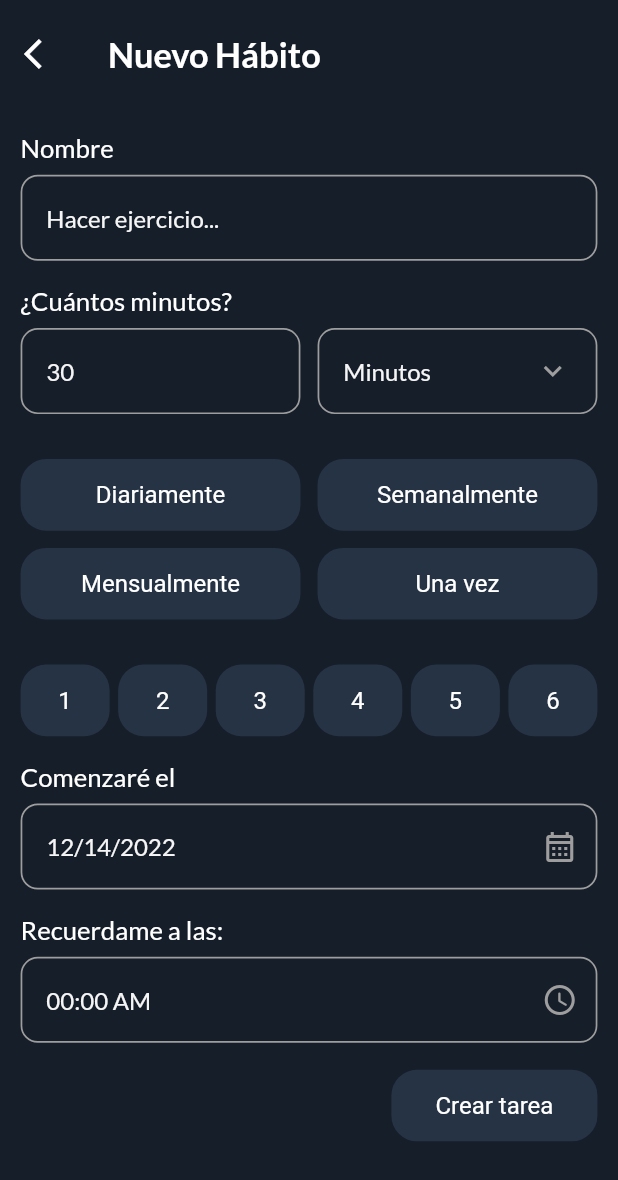
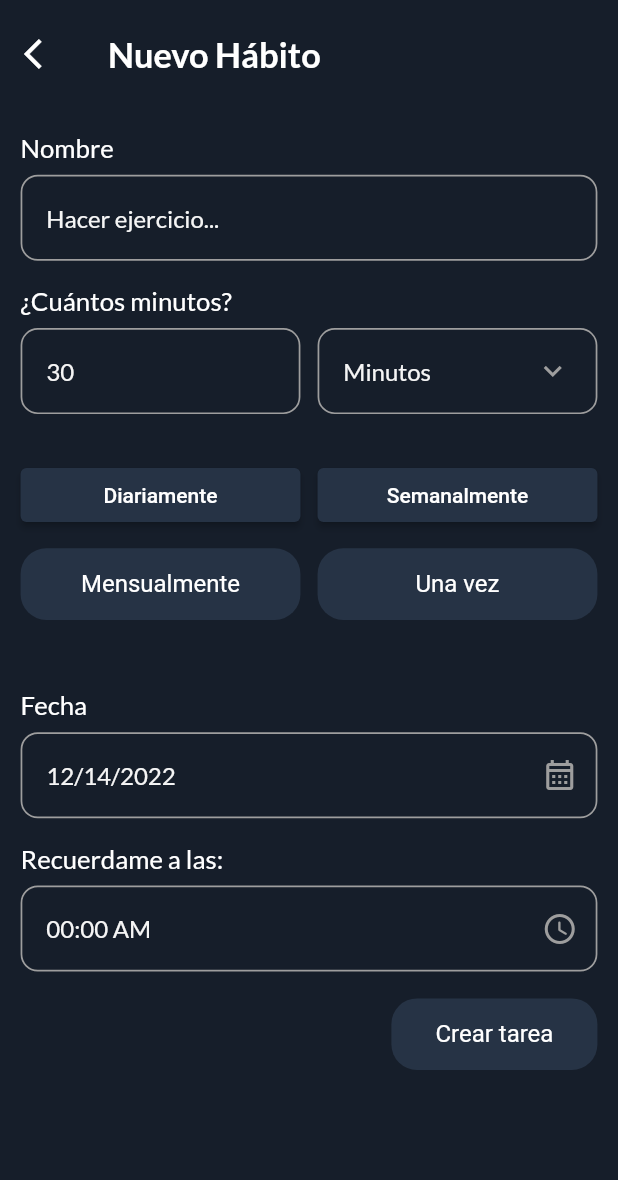
Before and after one commit to DanielM0802/smart_routine, a Flutter app: the screen it shows after launch, after a tap on "+ Crear tarea", on a phone screen of 412 x 824 dp. Shown: the top 1180 px of the screen. Run offline on Flutter 3.47's test engine with Material 2 defaults, Android fonts, the phone set to English and light mode, and no system bars; drawn by our look-alikes of dropdown_button2; our stand-ins replace date_picker_timeline, flutter_local_notifications, flutter_native_timezone, flutter_screenutil, get, get_storage and 3 more; accounts and stored records are empty.

Commit message:
botones de repeticion de habitos

```diff
--- a/lib/constants/colors.dart
+++ b/lib/constants/colors.dart
@@ -3,6 +3,7 @@ import 'package:flutter/material.dart';
 // const Color primaryColor = Color(0xff263345);
 const Color primaryColor = Color(0xff263345);
 const Color bgColor = Color(0xff161E2A);
+const Color selectedColor = Color(0xff1DA1F2);
 const Color yellowClr = Color.fromARGB(255, 230, 117, 18);
 const Color pinkClr = Color(0xffff4667);
 const Color greenClr = Color.fromARGB(255, 8, 165, 63);
--- a/lib/views/screens/add_task_screen.dart
+++ b/lib/views/screens/add_task_screen.dart
@@ -27,6 +27,8 @@ class AddTaskScreen extends StatelessWidget {
     'Weekly',
     'Monthly',
   ];
+
+  String selected = "";
 
   final List<int> reminderList = [
     5,
@@ -116,18 +118,36 @@ class AddTaskScreen extends StatelessWidget {
                   children: [
                     Row(children: [
                       Expanded(
-                          child: Button(
-                              label: 'Diariamente',
-                              onTap: (() => _addTaskController
-                                  .updateSelectedRepeat("Daily")))),
+                        child: ElevatedButton(
+                          onPressed: () => {
+                            selected = "Daily",
+                            _addTaskController.updateSelectedRepeat("Daily")
+                          },
+                          child: Text("Diariamente"),
+                          style: ElevatedButton.styleFrom(
+                            backgroundColor: selected == "Daily"
+                                ? selectedColor
+                                : primaryColor,
+                          ),
+                        ),
+                      ),
                       SizedBox(
                         width: 10.w,
                       ),
                       Expanded(
-                          child: Button(
-                              label: 'Semanalmente',
-                              onTap: (() => _addTaskController
-                                  .updateSelectedRepeat("Weekly")))),
+                        child: ElevatedButton(
+                          onPressed: () => {
+                            selected = "Weekly",
+                            _addTaskController.updateSelectedRepeat("Weekly")
+                          },
+                          child: Text("Semanalmente"),
+                          style: ElevatedButton.styleFrom(
+                            backgroundColor: selected == "Weekly"
+                                ? selectedColor
+                                : primaryColor,
+                          ),
+                        ),
+                      ),
                     ]),
                     SizedBox(
                       height: 10.w,
@@ -149,40 +169,9 @@ class AddTaskScreen extends StatelessWidget {
                   ],
                 ),
               ),
-              Row(
-                children: [
-                  Expanded(
-                      child: Button(label: '1', onTap: (() => print('1')))),
-                  SizedBox(
-                    width: 5.w,
-                  ),
-                  Expanded(
-                      child: Button(label: '2', onTap: (() => print('1')))),
-                  SizedBox(
-                    width: 5.w,
-                  ),
-                  Expanded(
-                      child: Button(label: '3', onTap: (() => print('1')))),
-                  SizedBox(
-                    width: 5.w,
-                  ),
-                  Expanded(
-                      child: Button(label: '4', onTap: (() => print('1')))),
-                  SizedBox(
-                    width: 5.w,
-                  ),
-                  Expanded(
-                      child: Button(label: '5', onTap: (() => print('1')))),
-                  SizedBox(
-                    width: 5.w,
-                  ),
-                  Expanded(
-                      child: Button(label: '6', onTap: (() => print('1')))),
-                ],
-              ),
               InputField(
                 hint: DateFormat.yMd().format(_addTaskController.selectedDate),
-                title: 'Comenzaré el',
+                title: 'Fecha',
                 widget: IconButton(
                   onPressed: () => _getDateFromUser(context),
                   icon: Icon(
```
Also changed, not shown: lib/views/screens/home_screen.dart (+7 -7 lines), lib/views/widgets/task_tile.dart (+10 -10 lines).
